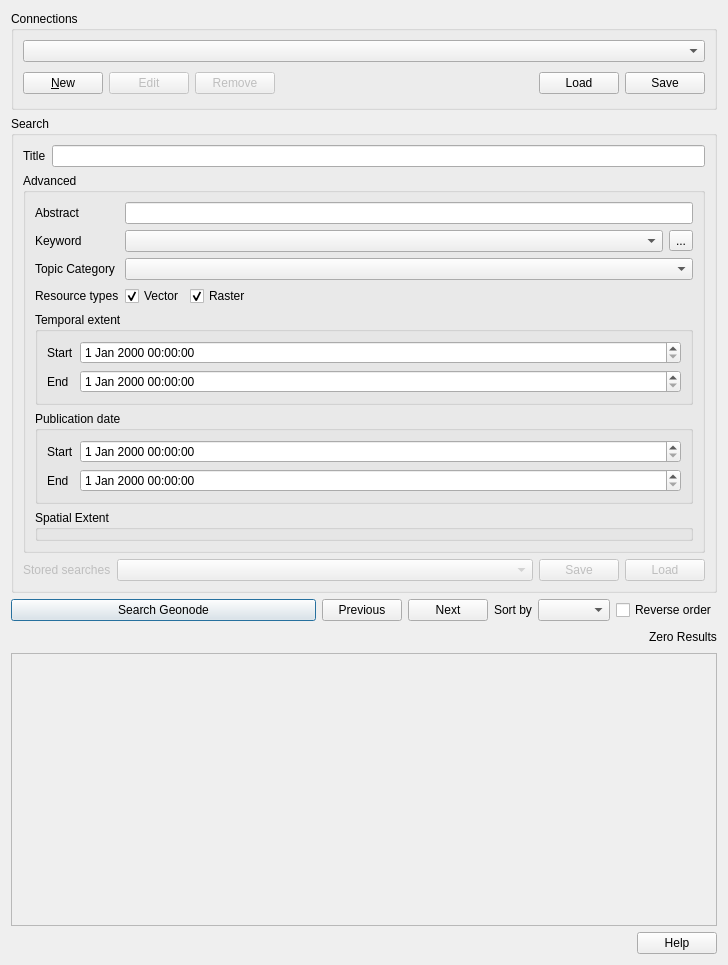
Qt form src/qgis_geonode/ui/geonode_datasource_widget.ui (GeoNode/QGISGeoNodePlugin) before a commit.
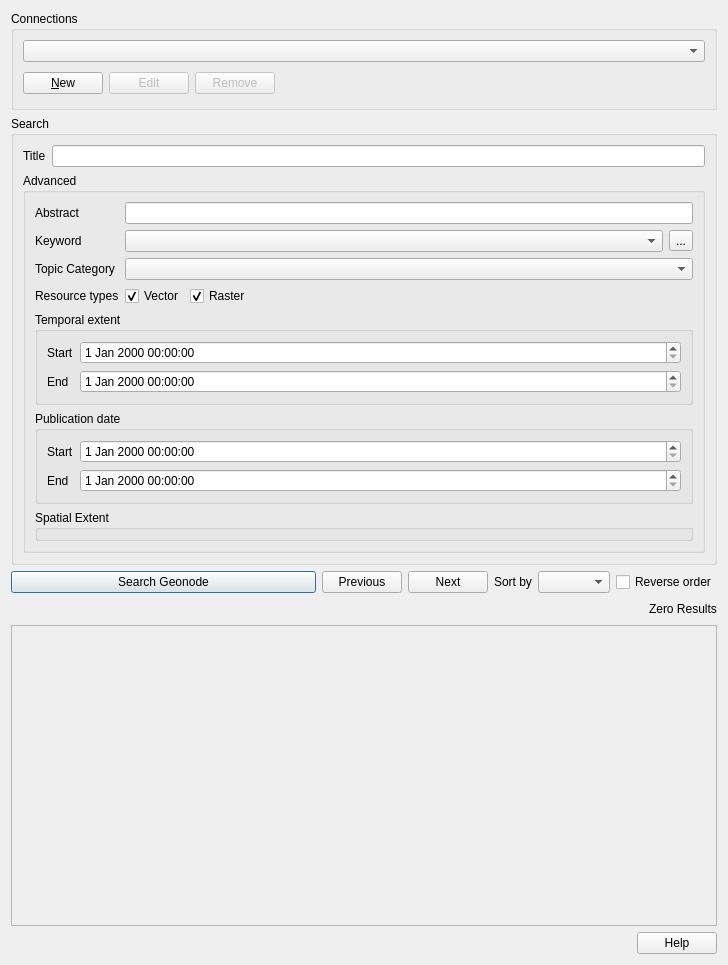
The same form after that commit. Custom widgets are drawn as their Qt base class.

The edit to the form file:
```diff
--- a/src/qgis_geonode/ui/geonode_datasource_widget.ui
+++ b/src/qgis_geonode/ui/geonode_datasource_widget.ui
@@ -77,26 +77,6 @@
           </property>
          </spacer>
         </item>
-        <item>
-         <widget class="QPushButton" name="load_connection_btn">
-          <property name="toolTip">
-           <string>Load connections from file</string>
-          </property>
-          <property name="text">
-           <string>Load</string>
-          </property>
-         </widget>
-        </item>
-        <item>
-         <widget class="QPushButton" name="save_connection_btn">
-          <property name="toolTip">
-           <string>Save connections to file</string>
-          </property>
-          <property name="text">
-           <string>Save</string>
-          </property>
-         </widget>
-        </item>
        </layout>
       </item>
      </layout>
@@ -374,63 +354,6 @@
         </layout>
        </widget>
       </item>
-      <item>
-       <layout class="QHBoxLayout" name="horizontalLayout_7">
-        <item>
-         <widget class="QLabel" name="label_7">
-          <property name="enabled">
-           <bool>false</bool>
-          </property>
-          <property name="text">
-           <string>Stored searches</string>
-          </property>
-         </widget>
-        </item>
-        <item>
-         <layout class="QHBoxLayout" name="horizontalLayout_6">
-          <item>
-           <widget class="QComboBox" name="comboBox_6">
-            <property name="enabled">
-             <bool>false</bool>
-            </property>
-            <property name="sizePolicy">
-             <sizepolicy hsizetype="Expanding" vsizetype="Fixed">
-              <horstretch>0</horstretch>
-              <verstretch>0</verstretch>
-             </sizepolicy>
-            </property>
-           </widget>
-          </item>
-          <item>
-           <widget class="QPushButton" name="btnSave_3">
-            <property name="enabled">
-             <bool>false</bool>
-            </property>
-            <property name="toolTip">
-             <string>Save connections to file</string>
-            </property>
-            <property name="text">
-             <string>Save</string>
-            </property>
-           </widget>
-          </item>
-          <item>
-           <widget class="QPushButton" name="btnLoad_3">
-            <property name="enabled">
-             <bool>false</bool>
-            </property>
-            <property name="toolTip">
-             <string>Load connections from file</string>
-            </property>
-            <property name="text">
-             <string>Load</string>
-            </property>
-           </widget>
-          </item>
-         </layout>
-        </item>
-       </layout>
-      </item>
      </layout>
     </widget>
    </item>
```
Left out of the diff: 5 changed lines with no effect on the pictures.
